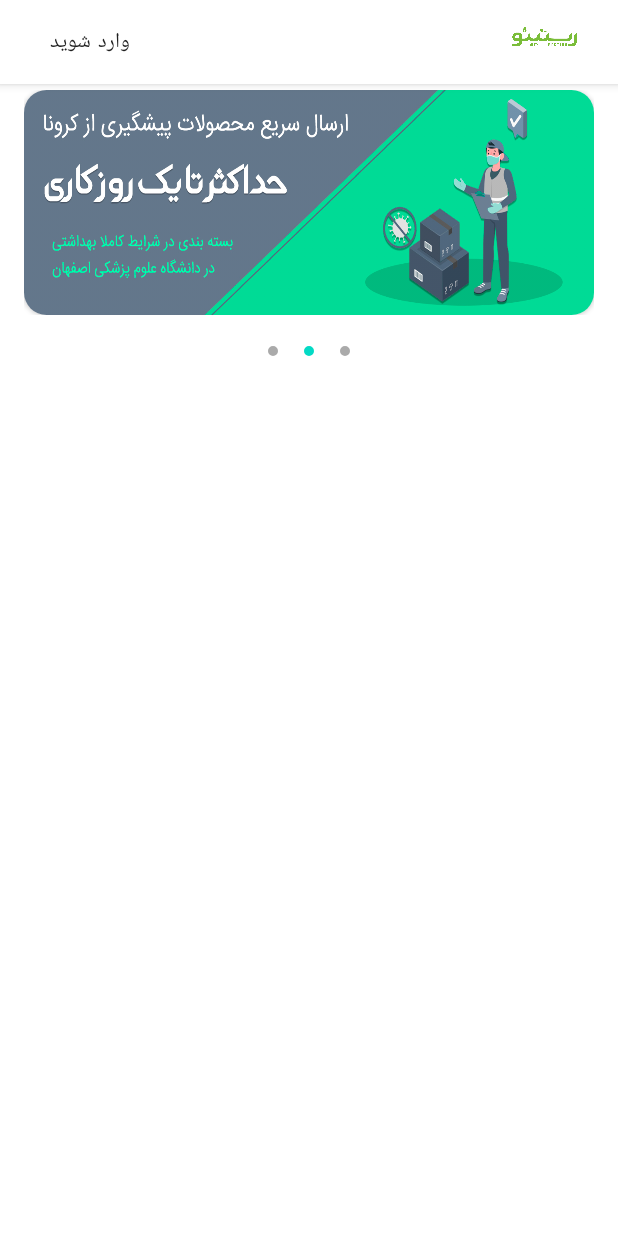
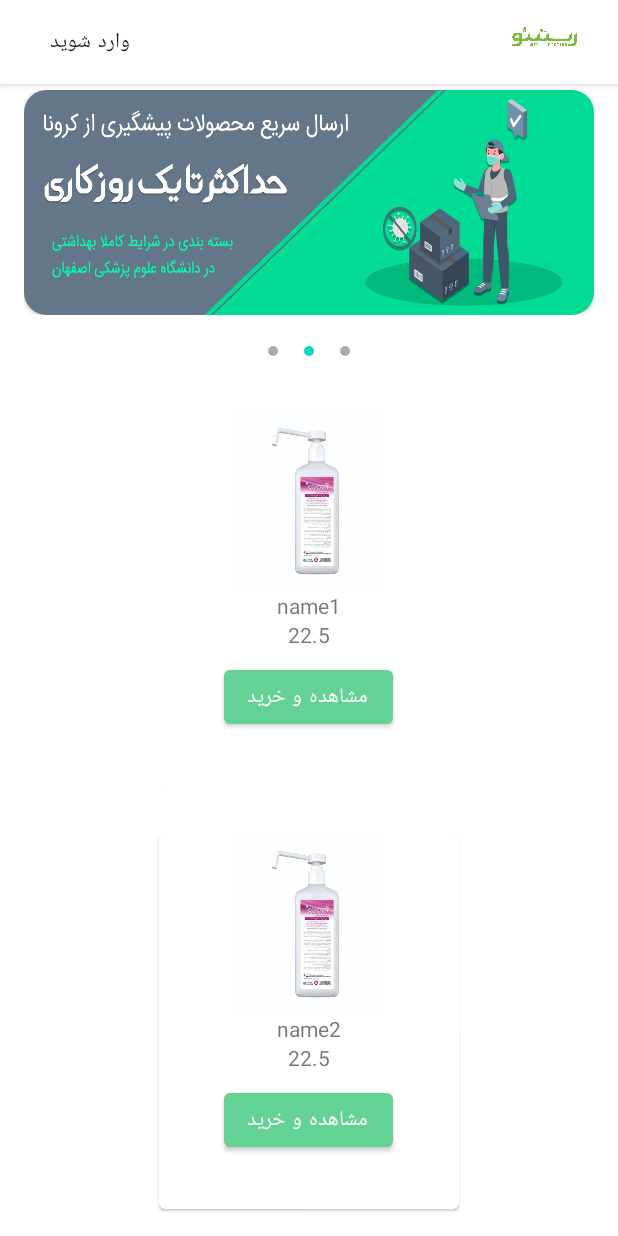
Before and after one commit to milar7/Restino_app, an Android app: the screen it shows after launch (MainActivity), tab 2 chosen, on a phone screen of 412 x 824 dp. Run offline under Robolectric (Android 15) with nearby library versions, the light colour scheme and no system bars; our stand-ins replace Picasso, Room's generated code, data binding; Roboto replaces fonts that are not available here.

Commit message:
add home RecyclerView and Fix nestedScroll

```diff
--- a/app/src/main/java/com/example/restinoapp/data/model/Product.kt
+++ b/app/src/main/java/com/example/restinoapp/data/model/Product.kt
@@ -1,14 +1,16 @@
 package com.example.restinoapp.data.model
 
+import android.net.Uri
 import androidx.room.Entity
 import androidx.room.PrimaryKey
 import java.net.URL
 
 @Entity(tableName = "product_table")
 data class Product(
-    @PrimaryKey
-    var id: Long,
-    var image: URL,
+
+    @PrimaryKey(autoGenerate = true)
+    var id: Long?=null,
+    var image: Int,
     var name: String,
     var price: Float,
     var inventory: Int
--- a/app/src/main/java/com/example/restinoapp/ui/auth/SignUpFragment.kt
+++ b/app/src/main/java/com/example/restinoapp/ui/auth/SignUpFragment.kt
@@ -5,12 +5,14 @@ import android.util.Log
 import android.view.LayoutInflater
 import android.view.View
 import android.view.ViewGroup
+import android.widget.Toast
 import androidx.databinding.DataBindingUtil
 import androidx.fragment.app.Fragment
 import androidx.navigation.fragment.findNavController
 import com.example.restinoapp.R
 import com.example.restinoapp.databinding.FragmentSignUpBinding
 import com.example.restinoapp.util.isValidPassword
+import com.example.restinoapp.util.toast
 
 
 class SignUpFragment : Fragment() {
@@ -91,7 +93,7 @@ class SignUpFragment : Fragment() {
 
 
             if (!binding.etPasswordSignup.text.toString().isEmpty()) {
-                if (binding.etPasswordSignup.text.toString().trim().length <8 || !binding.etPasswordSignup.text.toString().isValidPassword())
+                if ( !binding.etPasswordSignup.text.toString().trim().isValidPassword())
                 {
                     binding.layPasswordSignup.error = "رمز عبور باید حداقل ۸ کاراکتر و شامل  یک حرف بزرگ و یک عدد باشد"
                     return@setOnClickListener
@@ -122,13 +124,7 @@ class SignUpFragment : Fragment() {
             }
 
 
-
-//            if (binding.etPhoneNumSignup.text.toString().isEmpty()){
-//                binding.layPhoneNumSignup.error="شماره موبایل رو وارد کنید"
-//                return@setOnClickListener
-//            }else{
-//                binding.layPhoneNumSignup.isErrorEnabled=false
-//            }
+            toast("اطلاعات صحیح است")
 
 
         }
--- a/app/src/main/java/com/example/restinoapp/ui/home/HomeFragment.kt
+++ b/app/src/main/java/com/example/restinoapp/ui/home/HomeFragment.kt
@@ -4,27 +4,34 @@ import android.os.Bundle
 import android.view.LayoutInflater
 import android.view.View
 import android.view.ViewGroup
+import android.widget.LinearLayout
 import androidx.appcompat.app.AppCompatActivity
 import androidx.databinding.DataBindingUtil
 import androidx.fragment.app.Fragment
 import androidx.lifecycle.ViewModelProviders
+import androidx.recyclerview.widget.LinearLayoutManager
 import androidx.viewpager.widget.ViewPager
 import com.example.restinoapp.R
+import com.example.restinoapp.data.model.Product
 import com.example.restinoapp.databinding.FragmentHomeBinding
+import com.example.restinoapp.ui.home.list.ProductRvAdapter
 import com.example.restinoapp.ui.home.slideshow.Slide
 import com.example.restinoapp.ui.home.slideshow.SlideShowPagerAdapter
+import com.example.restinoapp.util.toast
 import java.util.*
 
-class HomeFragment : Fragment() {
+class HomeFragment : Fragment(), ProductRvAdapter.Interaction {
 
 
     private lateinit var viewModel: HomeViewModel
     private lateinit var binding: FragmentHomeBinding
     private lateinit var slideAdapter: SlideShowPagerAdapter
+    private lateinit var productRvAdapter:ProductRvAdapter
 
     companion object {
         val slides = mutableListOf<Slide>()
     }
+    val products= mutableListOf<Product>()
 
     override fun onCreateView(
         inflater: LayoutInflater, container: ViewGroup?,
@@ -34,6 +41,16 @@ class HomeFragment : Fragment() {
         binding.lifecycleOwner = this
         (activity as AppCompatActivity).supportActionBar?.show()
 
+        if (products.isEmpty()){
+
+            products.add(Product(name = "name1",image = R.drawable.product1,inventory = 1,price = 22.5F))
+            products.add(Product(name = "name2",image = R.drawable.product1,inventory = 1,price = 22.5F))
+            products.add(Product(name = "name3",image = R.drawable.product1,inventory = 1,price = 22.5F))
+            products.add(Product(name = "name4",image = R.drawable.product1,inventory = 1,price = 22.5F))
+            products.add(Product(name = "name5",image = R.drawable.product1,inventory = 1,price = 22.5F))
+            products.add(Product(name = "name6",image = R.drawable.product1,inventory = 1,price = 22.5F))
+        }
+
         return binding.root
     }
 
@@ -42,7 +59,21 @@ class HomeFragment : Fragment() {
         viewModel = ViewModelProviders.of(this).get(HomeViewModel::class.java)
         // TODO: Use the ViewModel
         setupSlideshow()
+        initRecyclerView()
 
+    }
+
+    private fun initRecyclerView() {
+        binding.recyclerViewHome.apply {
+            layoutManager=LinearLayoutManager(activity)
+            productRvAdapter = ProductRvAdapter(this@HomeFragment)
+            adapter=productRvAdapter
+        }
+
+        productRvAdapter.submitList(products)
+    }
+    override fun onItemSelected(position: Int, item: Product) {
+        toast(item.name)
 
     }
 
@@ -81,4 +112,6 @@ class HomeFragment : Fragment() {
 
     }
 
+
+
 }
--- /dev/null
+++ b/app/src/main/java/com/example/restinoapp/ui/home/list/ProductRvAdapter.kt
@@ -0,0 +1,81 @@
+package com.example.restinoapp.ui.home.list
+
+import android.view.LayoutInflater
+import android.view.View
+import android.view.ViewGroup
+import androidx.recyclerview.widget.AsyncListDiffer
+import androidx.recyclerview.widget.DiffUtil
+import androidx.recyclerview.widget.RecyclerView
+import com.example.restinoapp.R
+import com.example.restinoapp.data.model.Product
+import com.squareup.picasso.Picasso
+import kotlinx.android.synthetic.main.item_product.view.*
+
+
+class ProductRvAdapter(private val interaction: Interaction? = null) :
+    RecyclerView.Adapter<RecyclerView.ViewHolder>() {
+
+    val DIFF_CALLBACK = object : DiffUtil.ItemCallback<Product>() {
+
+        override fun areItemsTheSame(oldItem: Product, newItem: Product): Boolean {
+            return oldItem.id == newItem.id
+        }
+
+        override fun areContentsTheSame(oldItem: Product, newItem: Product): Boolean {
+            return oldItem== newItem
+        }
+
+    }
+    private val differ = AsyncListDiffer(this, DIFF_CALLBACK)
+
+
+    override fun onCreateViewHolder(parent: ViewGroup, viewType: Int): RecyclerView.ViewHolder {
+
+        return ProductViewHolder(
+            LayoutInflater.from(parent.context).inflate(
+                R.layout.item_product,
+                parent,
+                false
+            ),
+            interaction
+        )
+    }
+
+    override fun onBindViewHolder(holder: RecyclerView.ViewHolder, position: Int) {
+        when (holder) {
+            is ProductViewHolder -> {
+                holder.bind(differ.currentList.get(position))
+            }
+        }
+    }
+
+    override fun getItemCount(): Int {
+        return differ.currentList.size
+    }
+
+    fun submitList(list: List<Product>) {
+        differ.submitList(list)
+    }
+
+    class ProductViewHolder
+    constructor(
+        itemView: View,
+        private val interaction: Interaction?
+    ) : RecyclerView.ViewHolder(itemView) {
+
+        fun bind(item: Product) = with(itemView) {
+            itemView.btn_product.setOnClickListener {
+                interaction?.onItemSelected(adapterPosition, item)
+            }
+            Picasso.get().load(item.image) .into(itemView.img_product)
+            itemView.title_product.text=item.name
+            itemView.img_price.text=item.price.toString()
+
+
+        }
+    }
+
+    interface Interaction {
+        fun onItemSelected(position: Int, item: Product)
+    }
+}
--- a/app/src/main/java/com/example/restinoapp/util/extentions.kt
+++ b/app/src/main/java/com/example/restinoapp/util/extentions.kt
@@ -1,14 +1,19 @@
 package com.example.restinoapp.util
 
+import android.widget.Toast
+import androidx.fragment.app.Fragment
 import java.util.regex.Pattern
 
 fun String.isInteger() = this?.toIntOrNull()?.let { true } ?: false
 
+fun Fragment.toast(msg:String){
+    Toast.makeText(this.context,msg,Toast.LENGTH_SHORT).show()
+}
+
 fun String.isValidPassword() : Boolean {
     this?.let {
-        val passwordPattern = "^(?=.*[0-9])(?=.*[A-Z])(?=\\S+$)$"
+        val passwordPattern = "^(?=.*[A-Za-z])(?=.*\\d)[A-Za-z\\d@\$!%*#?&]{8,}\$"
         val passwordMatcher = Regex(passwordPattern)
-
         return passwordMatcher.find(this) != null
     } ?: return false
 }
--- a/app/src/main/res/layout/fragment_home.xml
+++ b/app/src/main/res/layout/fragment_home.xml
@@ -7,11 +7,26 @@
 
     </data>
 
-    <androidx.constraintlayout.widget.ConstraintLayout
+
+
+
+    <androidx.core.widget.NestedScrollView
         android:layout_width="match_parent"
         android:layout_height="match_parent"
         android:orientation="vertical"
         tools:context=".ui.home.HomeFragment">
+
+        <LinearLayout
+            android:layout_width="match_parent"
+            android:layout_height="wrap_content"
+            android:orientation="vertical"
+            >
+            <LinearLayout
+                android:layout_width="match_parent"
+                android:layout_height="wrap_content"
+                android:orientation="vertical"
+                >
+
 
         <androidx.viewpager.widget.ViewPager
             android:id="@+id/v_pager"
@@ -19,27 +34,30 @@
             android:layout_height="150dp"
             android:layout_marginStart="16dp"
             android:layout_marginEnd="16dp"
-            app:layout_constraintEnd_toEndOf="parent"
-            app:layout_constraintStart_toStartOf="parent"
-            app:layout_constraintTop_toTopOf="parent" />
+           />
 
         <com.google.android.material.tabs.TabLayout
             android:id="@+id/tab_indicator"
             android:layout_width="match_parent"
             android:layout_height="wrap_content"
-            app:layout_constraintEnd_toEndOf="parent"
-            app:layout_constraintStart_toStartOf="parent"
-            app:layout_constraintTop_toBottomOf="@+id/v_pager"
+
             app:tabBackground="@drawable/silder_indicator"
             app:tabGravity="center"
             app:tabIndicatorHeight="0dp">
 
         </com.google.android.material.tabs.TabLayout>
+            </LinearLayout>
+
+        <androidx.recyclerview.widget.RecyclerView
+            android:id="@+id/recycler_view_home"
+            android:layout_width="wrap_content"
+            android:layout_height="wrap_content"
+            tools:listitem="@layout/item_product"
+            android:layout_gravity="center_horizontal"
+           />
 
 
+    </LinearLayout>
 
-
-
-
-    </androidx.constraintlayout.widget.ConstraintLayout>
+    </androidx.core.widget.NestedScrollView>
 </layout>
--- a/app/src/main/res/layout/item_product.xml
+++ b/app/src/main/res/layout/item_product.xml
@@ -13,6 +13,7 @@
         android:orientation="vertical">
 
         <ImageView
+            android:id="@+id/img_product"
             android:layout_width="100dp"
             android:layout_height="120dp"
             android:scaleType="fitXY"
@@ -20,6 +21,7 @@
             tools:src="@drawable/product1"/>
 
             <TextView
+                android:id="@+id/title_product"
                 android:layout_width="wrap_content"
                 android:layout_height="wrap_content"
                 android:text="ریف محلول ضدعفونی کننده سطوح ۴ لیتر"
@@ -28,7 +30,7 @@
                 />
 
         <TextView
-
+            android:id="@+id/img_price"
             android:layout_width="wrap_content"
             android:layout_height="wrap_content"
             android:text="۲۵۰۰۰۰ ریال"
@@ -37,6 +39,7 @@
             />
 
         <com.google.android.material.button.MaterialButton
+            android:id="@+id/btn_product"
             android:layout_marginTop="8dp"
             android:layout_width="wrap_content"
             android:layout_height="wrap_content"
```
